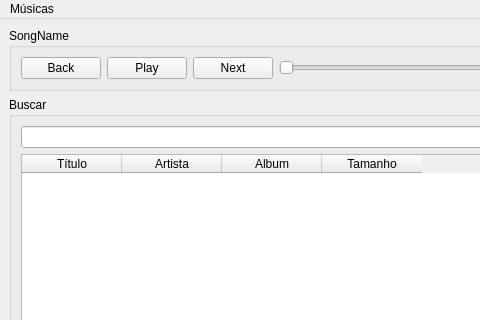
Above: player/client/form/MainWindow.ui from OtavioPellicano/spotify-playlist-qt before the change; both pictures show x 0 to 480 and y 0 to 320 of the 1195 by 761 pixel window. Below: the same form after it.
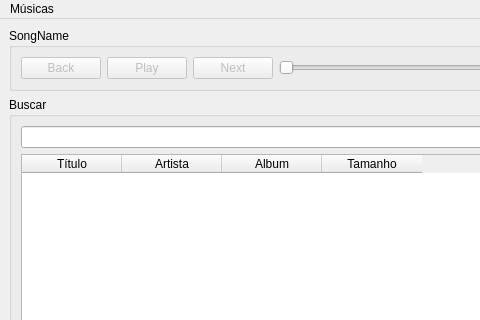
That is the form after the change.

```diff
--- a/player/client/form/MainWindow.ui
+++ b/player/client/form/MainWindow.ui
@@ -23,6 +23,9 @@
       <layout class="QHBoxLayout" name="horizontalLayout">
        <item>
         <widget class="QPushButton" name="pushButtonBack">
+         <property name="enabled">
+          <bool>false</bool>
+         </property>
          <property name="text">
           <string>Back</string>
          </property>
@@ -30,6 +33,9 @@
        </item>
        <item>
         <widget class="QPushButton" name="pushButtonPlay">
+         <property name="enabled">
+          <bool>false</bool>
+         </property>
          <property name="text">
           <string>Play</string>
          </property>
@@ -37,6 +43,9 @@
        </item>
        <item>
         <widget class="QPushButton" name="pushButtonNext">
+         <property name="enabled">
+          <bool>false</bool>
+         </property>
          <property name="text">
           <string>Next</string>
          </property>
```
Left out of the diff: 5 changed lines with no effect on the pictures.
